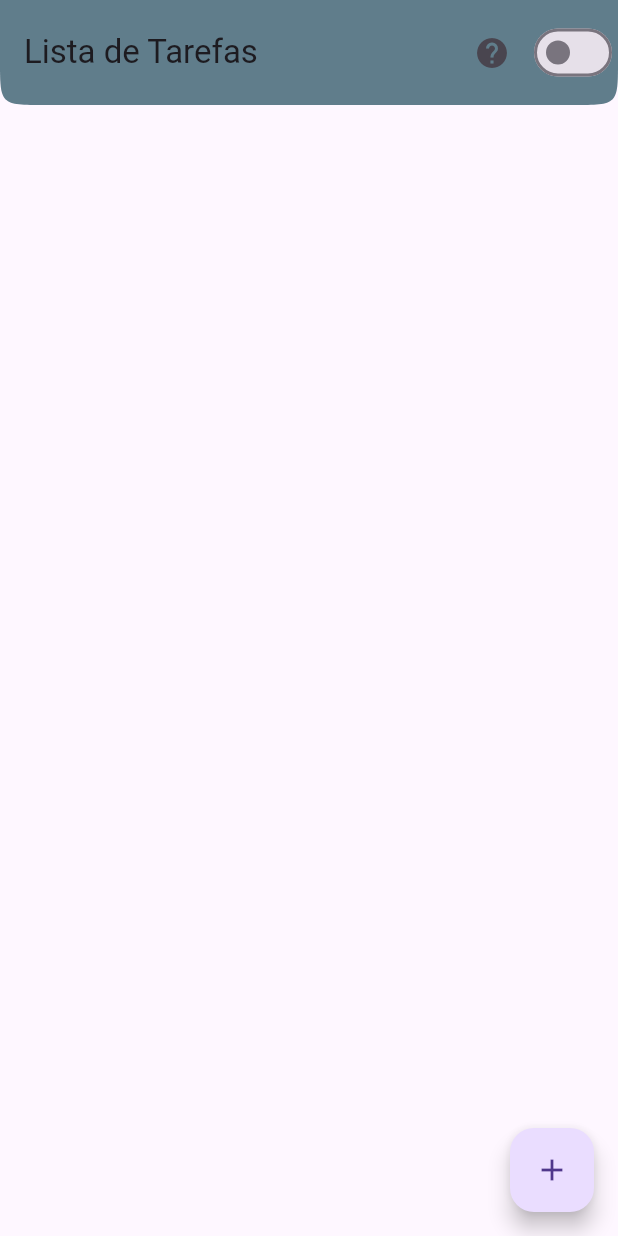
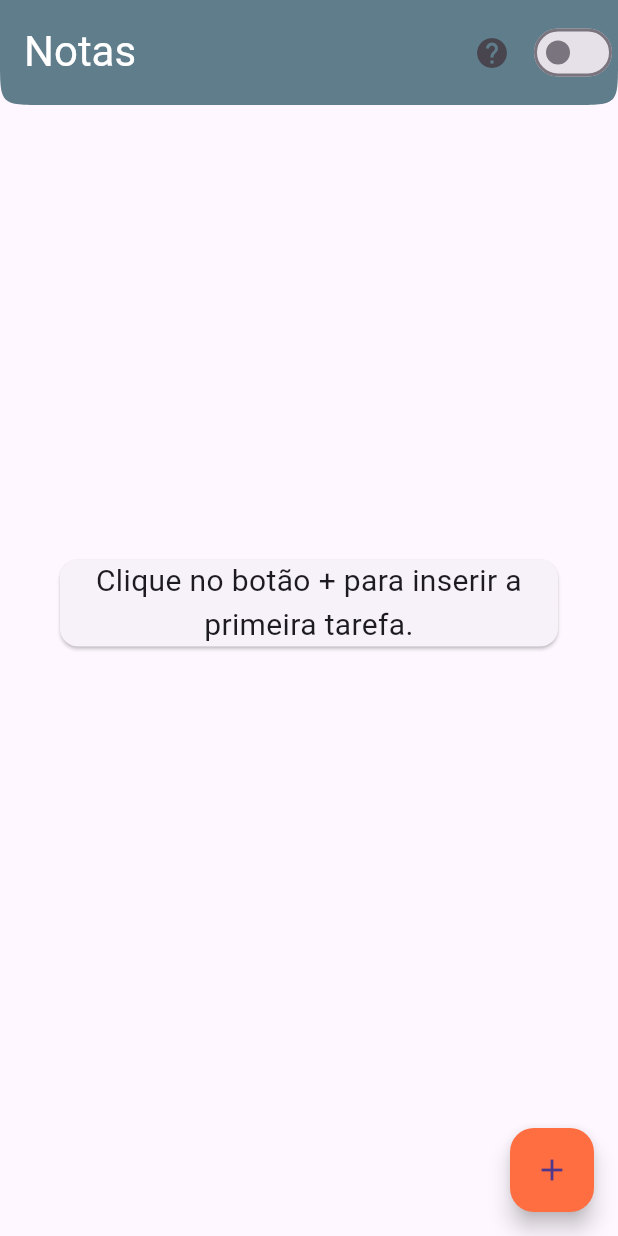
Before and after one commit to jfabiosan/dioproject, a Flutter app: the screen it shows after launch, on a phone screen of 412 x 824 dp. Run offline on Flutter 3.47's test engine with Material 3 defaults, Android fonts, the phone set to English and light mode, and no system bars.

Commit message:
alterado nome para Notas

```diff
--- a/lib/page/task_page.dart
+++ b/lib/page/task_page.dart
@@ -22,7 +22,13 @@ class TaskPage extends StatelessWidget {
           ),
         ),
         backgroundColor: Colors.blueGrey,
-        title: const Text('Lista de Tarefas'),
+        title: const Text(
+          'Notas',
+          style: TextStyle(
+            fontSize: 28,
+            color: Colors.white,
+          ),
+        ),
         actions: [
           IconButton(
             onPressed: () {
@@ -36,7 +42,9 @@ class TaskPage extends StatelessWidget {
           const TaskSwitch(),
         ],
       ),
-      body: Consumer<ServiceProvider>(
+      body: Padding(
+        padding: const EdgeInsets.only(bottom: 90),
+        child: Consumer<ServiceProvider>(
           builder: (context, todoProvider, child) {
             final bool showCompletedTasks = todoProvider.switchValue;
             final List<TaskModel> visibleTasks = showCompletedTasks
@@ -44,6 +52,18 @@ class TaskPage extends StatelessWidget {
                 : todoProvider.todoItems
                     .where((task) => !task.completed)
                     .toList();
+            if (visibleTasks.isEmpty) {
+              return const Center(
+                child: Card(
+                  margin: EdgeInsets.all(40),
+                  child: Text(
+                    'Clique no botão + para inserir a primeira tarefa.',
+                    style: TextStyle(fontSize: 20),
+                    textAlign: TextAlign.center,
+                  ),
+                ),
+              );
+            }
 
             return ListView.builder(
               itemCount: visibleTasks.length,
@@ -82,7 +102,9 @@ class TaskPage extends StatelessWidget {
             );
           },
         ),
+      ),
       floatingActionButton: FloatingActionButton(
+        backgroundColor: Colors.deepOrangeAccent,
         onPressed: () {
           AddDialog.show(context);
         },
@@ -101,6 +123,8 @@ class TaskSwitch extends StatelessWidget {
     return Consumer<ServiceProvider>(
       builder: (context, todoProvider, child) {
         return Switch(
+          activeColor: Colors.white,
+          activeTrackColor: Colors.deepOrangeAccent,
           value: todoProvider.switchValue,
           onChanged: (value) {
             todoProvider.updateSwitchValue(value);
@@ -119,9 +143,12 @@ class TaskListItem extends StatelessWidget {
 
   @override
   Widget build(BuildContext context) {
-    return ListTile(
-      title: Text(task.title),
-      //Switch das tarefas
+    return Card(
+      child: ListTile(
+        title: Text(
+          task.title,
+          style: const TextStyle(fontSize: 20),
+        ),
         trailing: Row(
           mainAxisSize: MainAxisSize.min,
           children: [
@@ -134,7 +161,10 @@ class TaskListItem extends StatelessWidget {
               },
               icon: const Icon(Icons.edit),
             ),
+            //Switch das tarefas
             Switch(
+              activeColor: Colors.white,
+              activeTrackColor: Colors.deepOrangeAccent,
               value: task.completed,
               onChanged: (value) {
                 Provider.of<ServiceProvider>(context, listen: false)
@@ -143,6 +173,7 @@ class TaskListItem extends StatelessWidget {
             ),
           ],
         ),
+      ),
     );
   }
 }
```
Lines whose indentation alone changed are shown as unchanged.
